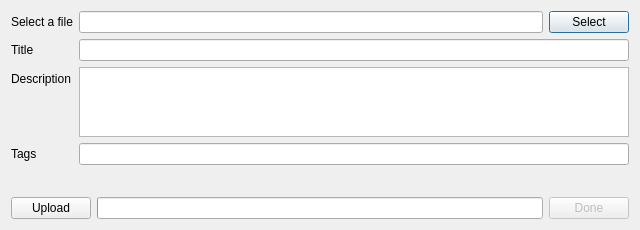
Above: uploaddialog.ui from kshlm/FreOffice-Online-Services-Plugin before the change. Below: the same form after it.
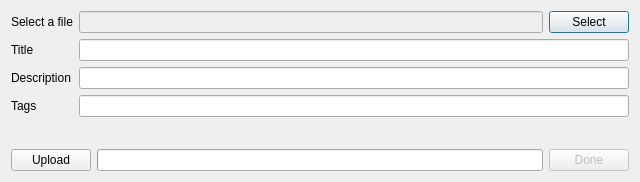
That is the form after the change.

```diff
--- a/uploaddialog.ui
+++ b/uploaddialog.ui
@@ -7,7 +7,7 @@
     <x>0</x>
     <y>0</y>
     <width>640</width>
-    <height>227</height>
+    <height>173</height>
    </rect>
   </property>
   <property name="windowTitle">
@@ -16,9 +16,6 @@
   <layout class="QVBoxLayout" name="verticalLayout">
    <item>
     <layout class="QFormLayout" name="formLayout">
-     <property name="fieldGrowthPolicy">
-      <enum>QFormLayout::ExpandingFieldsGrow</enum>
-     </property>
      <item row="0" column="0">
       <widget class="QLabel" name="label">
        <property name="text">
@@ -31,7 +28,7 @@
        <item>
         <widget class="QLineEdit" name="fileSelectEdit">
          <property name="enabled">
-          <bool>true</bool>
+          <bool>false</bool>
          </property>
          <property name="readOnly">
           <bool>true</bool>
@@ -57,9 +54,6 @@
      <item row="1" column="1">
       <widget class="QLineEdit" name="titleEdit"/>
      </item>
-     <item row="2" column="1">
-      <widget class="QPlainTextEdit" name="descriptionBox"/>
-     </item>
      <item row="2" column="0">
       <widget class="QLabel" name="label_3">
        <property name="text">
@@ -67,8 +61,8 @@
        </property>
       </widget>
      </item>
-     <item row="3" column="1">
-      <widget class="QLineEdit" name="tagsEdit"/>
+     <item row="2" column="1">
+      <widget class="QLineEdit" name="descriptionBox"/>
      </item>
      <item row="3" column="0">
       <widget class="QLabel" name="label_4">
@@ -77,6 +71,9 @@
        </property>
       </widget>
      </item>
+     <item row="3" column="1">
+      <widget class="QLineEdit" name="tagsEdit"/>
+     </item>
     </layout>
    </item>
    <item>
```
